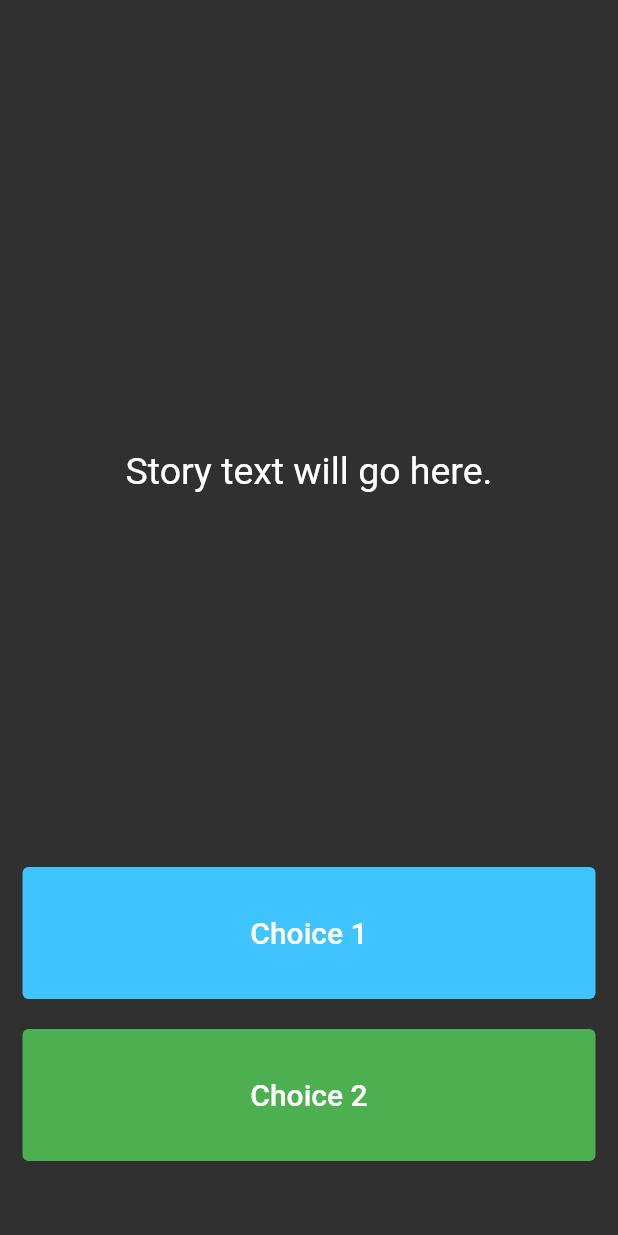
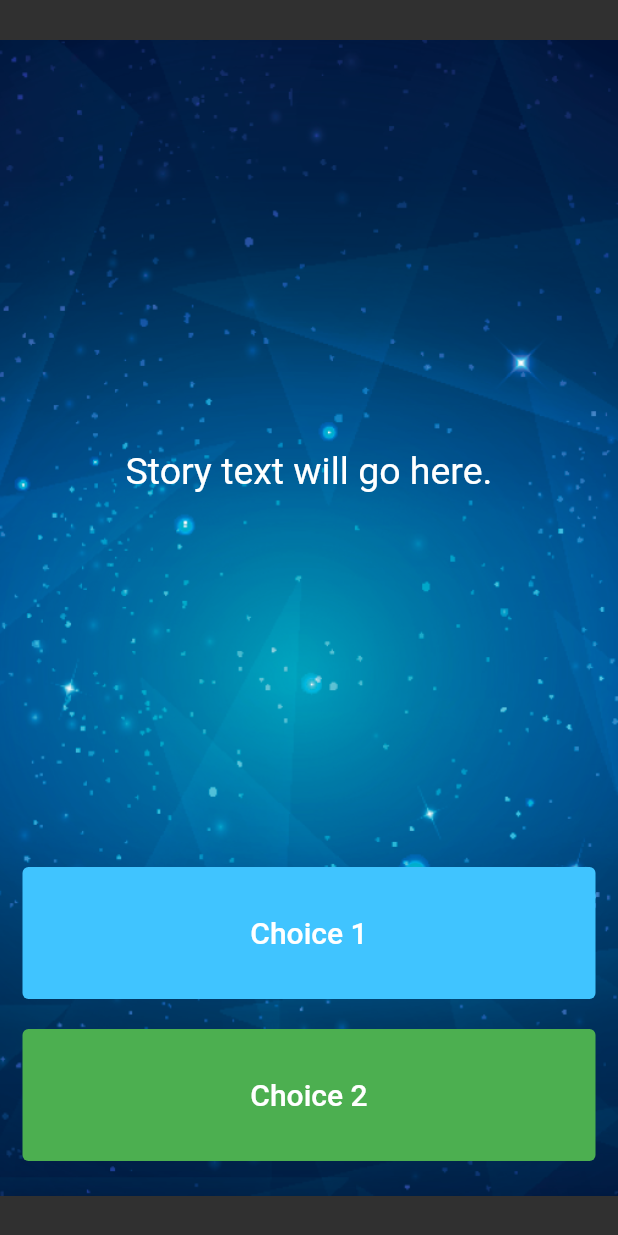
Before and after one commit to UlugbekYarkinov/destini, a Flutter app: the screen it shows after launch, on a phone screen of 412 x 824 dp. Run offline on Flutter 3.47's test engine with Material 2 defaults, Android fonts, the phone set to English and light mode, and no system bars.

```diff
--- a/lib/main.dart
+++ b/lib/main.dart
@@ -24,7 +24,9 @@ class _StoryPageState extends State<StoryPage> {
   Widget build(BuildContext context) {
     return Scaffold(
       body: Container(
-        //TODO: Step 1 - Add background.png to this Container as a background image.
+        decoration: const BoxDecoration(
+          image: DecorationImage(image: AssetImage('images/background.png')),
+        ),
         padding: EdgeInsets.symmetric(vertical: 50.0, horizontal: 15.0),
         constraints: BoxConstraints.expand(),
         child: SafeArea(
--- a/pubspec.yaml
+++ b/pubspec.yaml
@@ -60,8 +60,8 @@ flutter:
   uses-material-design: true
 
   # To add assets to your application, add an assets section, like this:
-  # assets:
-  #   - images/a_dot_burr.jpeg
+  assets:
+    - images/
   #   - images/a_dot_ham.jpeg
 
   # An image asset can refer to one or more resolution-specific "variants", see
```
